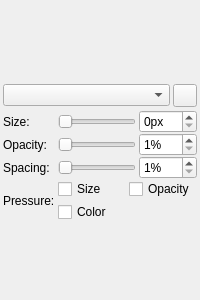
Before: the Qt Designer form src/client/ui/pensettings.ui in drawpile/Drawpile, drawn with Qt 5.
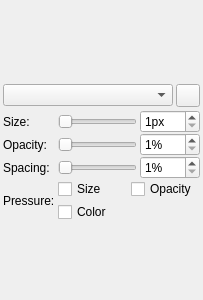
After: the same form once the commit is applied. Icons and pictures are not drawn. Custom widgets are drawn as their Qt base class.

```diff
--- a/src/client/ui/pensettings.ui
+++ b/src/client/ui/pensettings.ui
@@ -6,7 +6,7 @@
    <rect>
     <x>0</x>
     <y>0</y>
-    <width>200</width>
+    <width>203</width>
     <height>300</height>
    </rect>
   </property>
@@ -126,8 +126,11 @@
      </item>
      <item row="0" column="1">
       <widget class="QSlider" name="brushsize">
+       <property name="minimum">
+        <number>1</number>
+       </property>
        <property name="maximum">
-        <number>64</number>
+        <number>128</number>
        </property>
        <property name="orientation">
         <enum>Qt::Horizontal</enum>
@@ -152,8 +155,11 @@
        <property name="suffix">
         <string>px</string>
        </property>
+       <property name="minimum">
+        <number>1</number>
+       </property>
        <property name="maximum">
-        <number>64</number>
+        <number>128</number>
        </property>
       </widget>
      </item>
```
Left out of the diff: 6 changed lines with no effect on the pictures.
